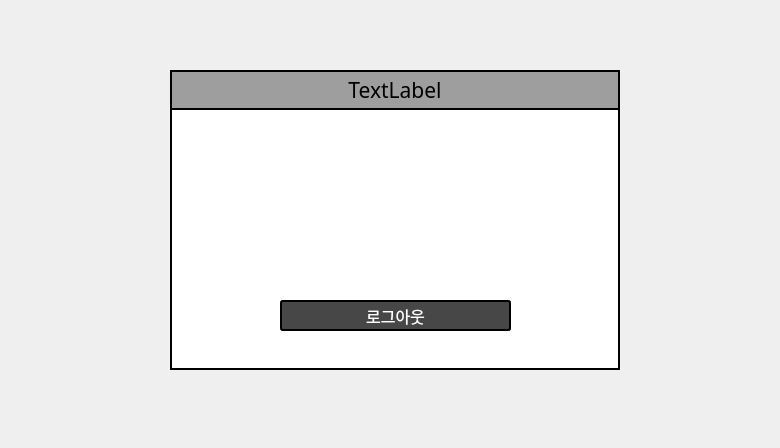
ChaeHyunsic/PIM_agent, file runGUI.ui: the form before one commit.
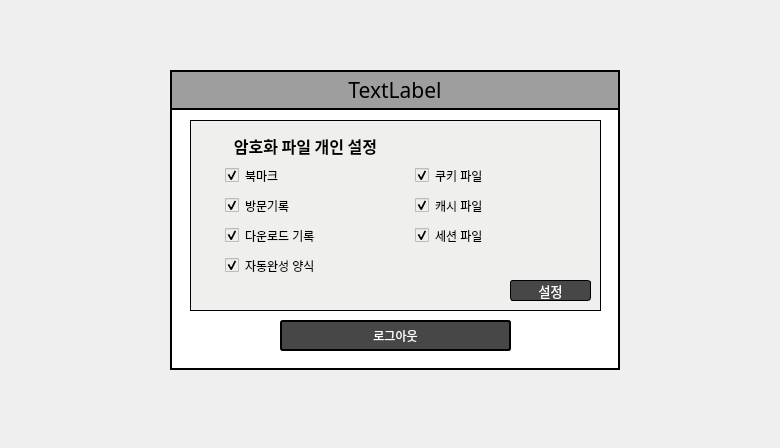
The form after the commit.

What changed in the file:
```diff
--- a/runGUI.ui
+++ b/runGUI.ui
@@ -70,7 +70,7 @@
     <property name="geometry">
      <rect>
       <x>110</x>
-      <y>230</y>
+      <y>250</y>
       <width>231</width>
       <height>31</height>
      </rect>
@@ -247,22 +247,401 @@
       </disabled>
      </palette>
     </property>
+    <property name="styleSheet">
+     <string notr="true">color: white;
+background-color:#474747;
+border-style: solid;
+border-radius:3px;</string>
+    </property>
+    <property name="text">
+     <string>로그아웃</string>
+    </property>
+   </widget>
+   <widget class="QFrame" name="frame_2">
+    <property name="geometry">
+     <rect>
+      <x>20</x>
+      <y>50</y>
+      <width>411</width>
+      <height>191</height>
+     </rect>
+    </property>
+    <property name="styleSheet">
+     <string notr="true">background-color:#EFEFED;
+border: 1px solid;</string>
+    </property>
+    <property name="frameShape">
+     <enum>QFrame::StyledPanel</enum>
+    </property>
+    <property name="frameShadow">
+     <enum>QFrame::Raised</enum>
+    </property>
+    <widget class="QCheckBox" name="visitCheckBox">
+     <property name="geometry">
+      <rect>
+       <x>30</x>
+       <y>70</y>
+       <width>141</width>
+       <height>31</height>
+      </rect>
+     </property>
+     <property name="styleSheet">
+      <string notr="true">background-color:#EFEFED;
+border: 5px solid #EFEFED;</string>
+     </property>
+     <property name="text">
+      <string>방문기록</string>
+     </property>
+     <property name="checked">
+      <bool>true</bool>
+     </property>
+    </widget>
+    <widget class="QCheckBox" name="downloadCheckBox">
+     <property name="geometry">
+      <rect>
+       <x>30</x>
+       <y>100</y>
+       <width>141</width>
+       <height>31</height>
+      </rect>
+     </property>
+     <property name="styleSheet">
+      <string notr="true">background-color:#EFEFED;
+border: 5px solid #EFEFED;</string>
+     </property>
+     <property name="text">
+      <string>다운로드 기록</string>
+     </property>
+     <property name="checked">
+      <bool>true</bool>
+     </property>
+    </widget>
+    <widget class="QCheckBox" name="bookmarkCheckBox">
+     <property name="geometry">
+      <rect>
+       <x>30</x>
+       <y>40</y>
+       <width>141</width>
+       <height>31</height>
+      </rect>
+     </property>
+     <property name="styleSheet">
+      <string notr="true">background-color:#EFEFED;
+border: 5px solid #EFEFED;</string>
+     </property>
+     <property name="text">
+      <string>북마크</string>
+     </property>
+     <property name="checked">
+      <bool>true</bool>
+     </property>
+    </widget>
+    <widget class="QCheckBox" name="cookieCheckBox">
+     <property name="geometry">
+      <rect>
+       <x>220</x>
+       <y>40</y>
+       <width>161</width>
+       <height>31</height>
+      </rect>
+     </property>
+     <property name="styleSheet">
+      <string notr="true">background-color:#EFEFED;
+border: 5px solid #EFEFED;</string>
+     </property>
+     <property name="text">
+      <string>쿠키 파일</string>
+     </property>
+     <property name="checked">
+      <bool>true</bool>
+     </property>
+    </widget>
+    <widget class="QCheckBox" name="autoFormCheckBox">
+     <property name="geometry">
+      <rect>
+       <x>30</x>
+       <y>130</y>
+       <width>161</width>
+       <height>31</height>
+      </rect>
+     </property>
+     <property name="styleSheet">
+      <string notr="true">background-color:#EFEFED;
+border: 5px solid #EFEFED;</string>
+     </property>
+     <property name="text">
+      <string>자동완성 양식</string>
+     </property>
+     <property name="checked">
+      <bool>true</bool>
+     </property>
+    </widget>
+    <widget class="QCheckBox" name="cacheCheckBox">
+     <property name="geometry">
+      <rect>
+       <x>220</x>
+       <y>70</y>
+       <width>161</width>
+       <height>31</height>
+      </rect>
+     </property>
+     <property name="styleSheet">
+      <string notr="true">background-color:#EFEFED;
+border: 5px solid #EFEFED;</string>
+     </property>
+     <property name="text">
+      <string>캐시 파일</string>
+     </property>
+     <property name="checked">
+      <bool>true</bool>
+     </property>
+    </widget>
+    <widget class="QCheckBox" name="sessionCheckBox">
+     <property name="geometry">
+      <rect>
+       <x>220</x>
+       <y>100</y>
+       <width>161</width>
+       <height>31</height>
+      </rect>
+     </property>
+     <property name="styleSheet">
+      <string notr="true">background-color:#EFEFED;
+border: 5px solid #EFEFED;</string>
+     </property>
+     <property name="text">
+      <string>세션 파일</string>
+     </property>
+     <property name="checked">
+      <bool>true</bool>
+     </property>
+    </widget>
+    <widget class="QPushButton" name="setDBBtn">
+     <property name="geometry">
+      <rect>
+       <x>320</x>
+       <y>160</y>
+       <width>81</width>
+       <height>21</height>
+      </rect>
+     </property>
+     <property name="palette">
+      <palette>
+       <active>
+        <colorrole role="WindowText">
+         <brush brushstyle="SolidPattern">
+          <color alpha="255">
+           <red>255</red>
+           <green>255</green>
+           <blue>255</blue>
+          </color>
+         </brush>
+        </colorrole>
+        <colorrole role="Button">
+         <brush brushstyle="SolidPattern">
+          <color alpha="255">
+           <red>71</red>
+           <green>71</green>
+           <blue>71</blue>
+          </color>
+         </brush>
+        </colorrole>
+        <colorrole role="Text">
+         <brush brushstyle="SolidPattern">
+          <color alpha="255">
+           <red>255</red>
+           <green>255</green>
+           <blue>255</blue>
+          </color>
+         </brush>
+        </colorrole>
+        <colorrole role="ButtonText">
+         <brush brushstyle="SolidPattern">
+          <color alpha="255">
+           <red>255</red>
+           <green>255</green>
+           <blue>255</blue>
+          </color>
+         </brush>
+        </colorrole>
+        <colorrole role="Base">
+         <brush brushstyle="SolidPattern">
+          <color alpha="255">
+           <red>71</red>
+           <green>71</green>
+           <blue>71</blue>
+          </color>
+         </brush>
+        </colorrole>
+        <colorrole role="Window">
+         <brush brushstyle="SolidPattern">
+          <color alpha="255">
+           <red>71</red>
+           <green>71</green>
+           <blue>71</blue>
+          </color>
+         </brush>
+        </colorrole>
+       </active>
+       <inactive>
+        <colorrole role="WindowText">
+         <brush brushstyle="SolidPattern">
+          <color alpha="255">
+           <red>255</red>
+           <green>255</green>
+           <blue>255</blue>
+          </color>
+         </brush>
+        </colorrole>
+        <colorrole role="Button">
+         <brush brushstyle="SolidPattern">
+          <color alpha="255">
+           <red>71</red>
+           <green>71</green>
+           <blue>71</blue>
+          </color>
+         </brush>
+        </colorrole>
+        <colorrole role="Text">
+         <brush brushstyle="SolidPattern">
+          <color alpha="255">
+           <red>255</red>
+           <green>255</green>
+           <blue>255</blue>
+          </color>
+         </brush>
+        </colorrole>
+        <colorrole role="ButtonText">
+         <brush brushstyle="SolidPattern">
+          <color alpha="255">
+           <red>255</red>
+           <green>255</green>
+           <blue>255</blue>
+          </color>
+         </brush>
+        </colorrole>
+        <colorrole role="Base">
+         <brush brushstyle="SolidPattern">
+          <color alpha="255">
+           <red>71</red>
+           <green>71</green>
+           <blue>71</blue>
+          </color>
+         </brush>
+        </colorrole>
+        <colorrole role="Window">
+         <brush brushstyle="SolidPattern">
+          <color alpha="255">
+           <red>71</red>
+           <green>71</green>
+           <blue>71</blue>
+          </color>
+         </brush>
+        </colorrole>
+       </inactive>
+       <disabled>
+        <colorrole role="WindowText">
+         <brush brushstyle="SolidPattern">
+          <color alpha="255">
+           <red>255</red>
+           <green>255</green>
+           <blue>255</blue>
+          </color>
+         </brush>
+        </colorrole>
+        <colorrole role="Button">
+         <brush brushstyle="SolidPattern">
+          <color alpha="255">
+           <red>71</red>
+           <green>71</green>
+           <blue>71</blue>
+          </color>
+         </brush>
+        </colorrole>
+        <colorrole role="Text">
+         <brush brushstyle="SolidPattern">
+          <color alpha="255">
+           <red>255</red>
+           <green>255</green>
+           <blue>255</blue>
+          </color>
+         </brush>
+        </colorrole>
+        <colorrole role="ButtonText">
+         <brush brushstyle="SolidPattern">
+          <color alpha="255">
+           <red>255</red>
+           <green>255</green>
+           <blue>255</blue>
+          </color>
+         </brush>
+        </colorrole>
+        <colorrole role="Base">
+         <brush brushstyle="SolidPattern">
+          <color alpha="255">
+           <red>71</red>
+           <green>71</green>
+           <blue>71</blue>
+          </color>
+         </brush>
+        </colorrole>
+        <colorrole role="Window">
+         <brush brushstyle="SolidPattern">
+          <color alpha="255">
+           <red>71</red>
+           <green>71</green>
+           <blue>71</blue>
+          </color>
+         </brush>
+        </colorrole>
+       </disabled>
+      </palette>
+     </property>
+     <property name="font">
+      <font>
+       <family>Agency FB</family>
+       <pointsize>10</pointsize>
+       <weight>50</weight>
+       <bold>false</bold>
+      </font>
+     </property>
+     <property name="styleSheet">
+      <string notr="true">color: white;
+background-color:#474747;
+border-style: solid;
+border-radius:3px;</string>
+     </property>
+     <property name="text">
+      <string>설정</string>
+     </property>
+    </widget>
+   </widget>
+   <widget class="QLabel" name="userSettingsLabel">
+    <property name="geometry">
+     <rect>
+      <x>50</x>
+      <y>60</y>
+      <width>171</width>
+      <height>31</height>
+     </rect>
+    </property>
     <property name="font">
      <font>
-      <family>함초롬돋움</family>
+      <family>Agency FB</family>
       <pointsize>12</pointsize>
-      <weight>50</weight>
-      <bold>false</bold>
+      <weight>75</weight>
+      <bold>true</bold>
      </font>
     </property>
     <property name="styleSheet">
-     <string notr="true">color: white;
-background-color:#474747;
-border-style: solid;
-border-radius:3px;</string>
+     <string notr="true">background-color:#EFEFED;
+border: 5px solid #EFEFED;</string>
     </property>
     <property name="text">
-     <string>로그아웃</string>
+     <string>암호화 파일 개인 설정</string>
+    </property>
+    <property name="alignment">
+     <set>Qt::AlignCenter</set>
     </property>
    </widget>
   </widget>
```
